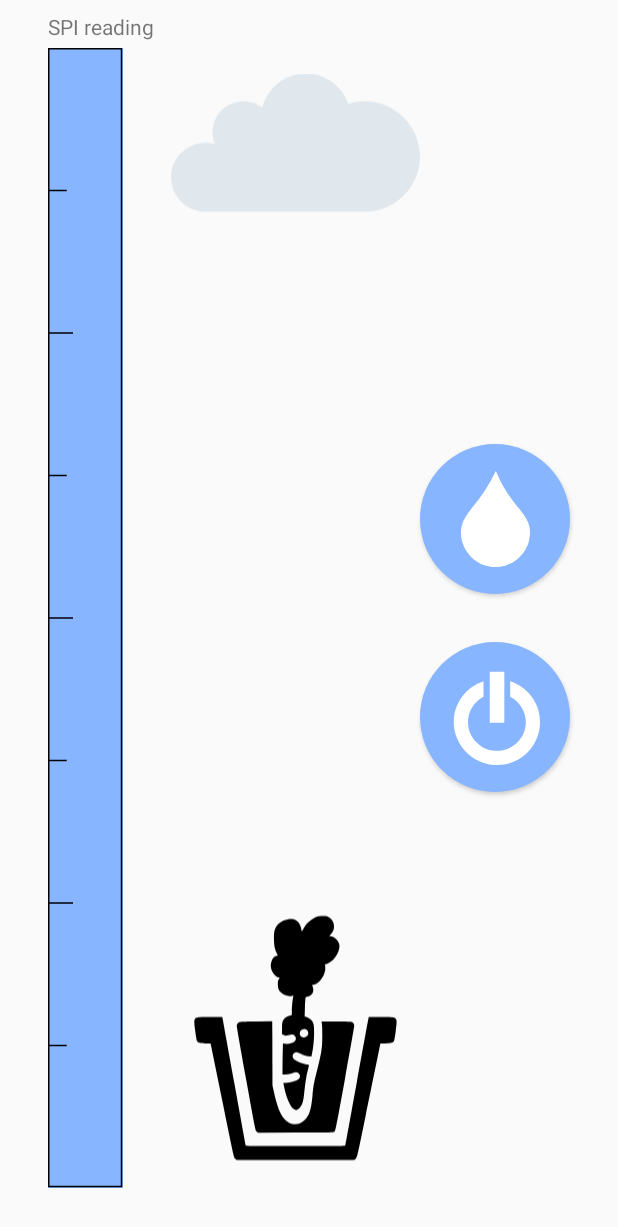
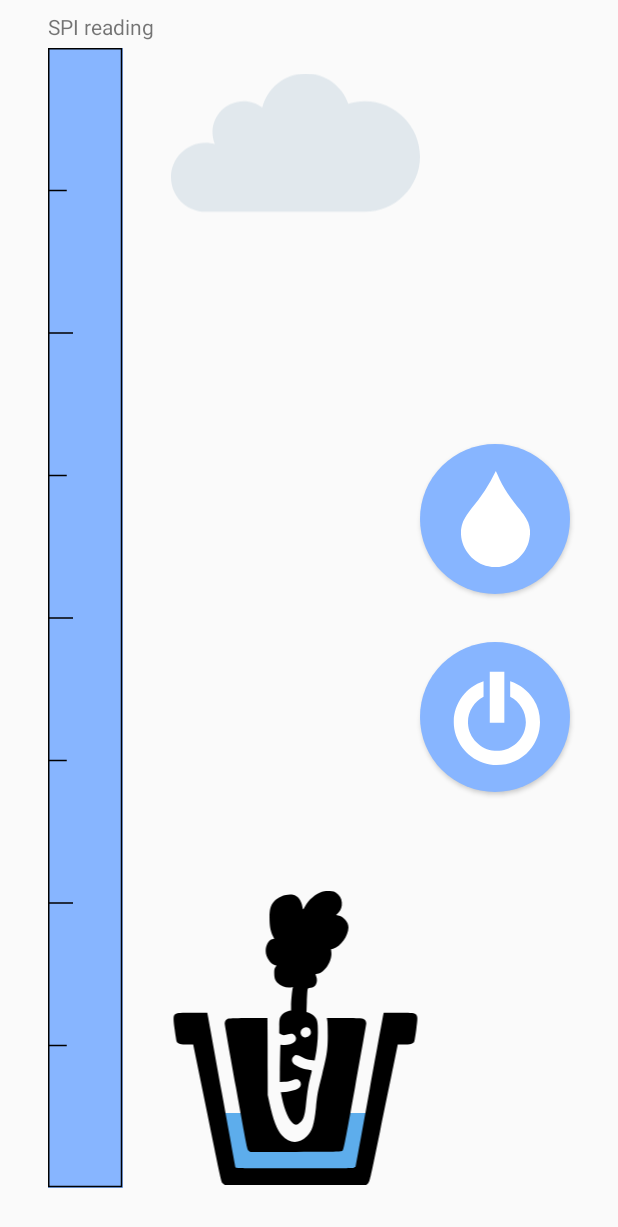
Before and after one commit to redwarp/AndroidThingsDemo, an Android app: the screen it shows after launch (HomeActivity), on a phone screen of 412 x 824 dp. Shown: the top 1227 px of the screen. Run offline under Robolectric (Android 15) with nearby library versions, the phone set to English and light mode, and no system bars; our stand-ins replace Firebase (no records; nobody signed in at launch, a user with empty details on screens opened directly); libraries missing offline, so code that uses them is left out: com.google.android.things; 31 statements that could not run were skipped.

Commit message:
Nicer plant

```diff
--- a/app/src/main/java/com/example/androidthings/peripherals/Gardening.kt
+++ b/app/src/main/java/com/example/androidthings/peripherals/Gardening.kt
@@ -26,8 +26,8 @@ class Gardening(val database: DatabaseReference) {
     private val stopAction = Runnable {
         val dateFormat = SimpleDateFormat("yyyy/MM/dd HH:mm:ss", Locale.US)
         val date = dateFormat.format(Date())
-        val duration = (lastStop - start) / 1000
-        database.child(lastStop.toString())?.setValue("$date (Water ran for ${duration}s)")
+        val duration = (lastStop - start)
+        database.child(lastStop.toString())?.setValue("$date (Water ran for ${duration}ms)")
         start = 0L
     }
 }
--- a/app/src/main/java/com/example/androidthings/peripherals/HomeActivity.kt
+++ b/app/src/main/java/com/example/androidthings/peripherals/HomeActivity.kt
@@ -52,12 +52,14 @@ class HomeActivity : AppCompatActivity() {
     private var shouldManualPump: Boolean = false
 
     private lateinit var mWaterView: WaterLevelView
+    private lateinit var mPlantView: WaterLevelView
     private lateinit var mCloudView: ImageView
 
     override fun onCreate(savedInstanceState: Bundle?) {
         super.onCreate(savedInstanceState)
         setContentView(R.layout.activity_home)
         mWaterView = findViewById(R.id.water_level)
+        mPlantView = findViewById(R.id.plant)
         mCloudView = findViewById(R.id.cloud)
 
         // Firebase Setup
@@ -108,6 +110,7 @@ class HomeActivity : AppCompatActivity() {
 
             led?.value = shouldPump()
             mWaterView.value = 1.0f - waterLevel
+            mPlantView.value = 1.0f - waterLevel
 
             Log.d(TAG, "Pump value = ${led!!.value}, Adc values: channel 0 = $readAdc0, to float = $waterLevel")
 
--- a/app/src/main/java/com/example/androidthings/peripherals/PlantView.kt
+++ b/app/src/main/java/com/example/androidthings/peripherals/PlantView.kt
@@ -10,6 +10,11 @@ import android.view.View
 class PlantView : View {
     lateinit var plantDrawable: Drawable
     lateinit var waterDrawable: Drawable
+    var value: Float = 1.0f
+        set(value) {
+            field = value
+            invalidate()
+        }
 
     constructor(context: Context) : super(context) {
         sharedInit(null)
@@ -24,6 +29,13 @@ class PlantView : View {
     }
 
     fun sharedInit(attrs: AttributeSet?) {
+        val styledAttributes = context.obtainStyledAttributes(attrs, R.styleable.PlantView)
+        try {
+            value = styledAttributes.getFloat(R.styleable.PlantView_value, 0.0f)
+        } finally {
+            styledAttributes.recycle()
+        }
+
         waterDrawable = context.getDrawable(R.drawable.ic_water_in_pot)
         plantDrawable = context.getDrawable(R.drawable.ic_carrot_pot)
         val bounds = Rect(0, 0, 200.dpToPx, 200.dpToPx)
@@ -37,7 +49,19 @@ class PlantView : View {
             canvas.save()
             canvas.translate((width - 200f.dpToPx) / 2f, (height - 200f.dpToPx) / 2f)
 
+            canvas.save()
+
+            val clipHeight: Int = (10 + value * 80).dpToPx.toInt()
+            canvas.clipRect(0, 200.dpToPx - clipHeight, 200.dpToPx, 200.dpToPx)
+
+//            val paint = Paint()
+//            paint.color = Color.RED
+//            paint.style = Paint.Style.FILL
+//            canvas.drawRect(0f, 0f, width.toFloat(), height.toFloat(), paint)
+
             waterDrawable.draw(canvas)
+            canvas.restore()
+
             plantDrawable.draw(canvas)
             canvas.restore()
         }
--- a/app/src/main/res/layout/activity_home.xml
+++ b/app/src/main/res/layout/activity_home.xml
@@ -52,12 +52,13 @@
         android:src="@drawable/ic_power_button"
         android:tint="@android:color/white" />
 
-    <ImageView
-        android:id="@+id/carrot"
+    <com.example.androidthings.peripherals.PlantView
+        android:id="@+id/plant"
         android:layout_width="wrap_content"
-        android:layout_height="wrap_content"
+        android:layout_height="200dp"
         android:layout_alignParentBottom="true"
         android:layout_marginBottom="32dp"
+        app:value="0.5"
         android:layout_toEndOf="@+id/water_level"
         android:layout_toStartOf="@+id/start"
         app:srcCompat="@drawable/ic_carrot_pot" />
--- a/app/src/main/res/values/attrs_water_level.xml
+++ b/app/src/main/res/values/attrs_water_level.xml
@@ -3,4 +3,8 @@
     <declare-styleable name="WaterLevelView">
         <attr name="value" format="float" />
     </declare-styleable>
+
+    <declare-styleable name="PlantView">
+        <attr name="value" />
+    </declare-styleable>
 </resources>
```
